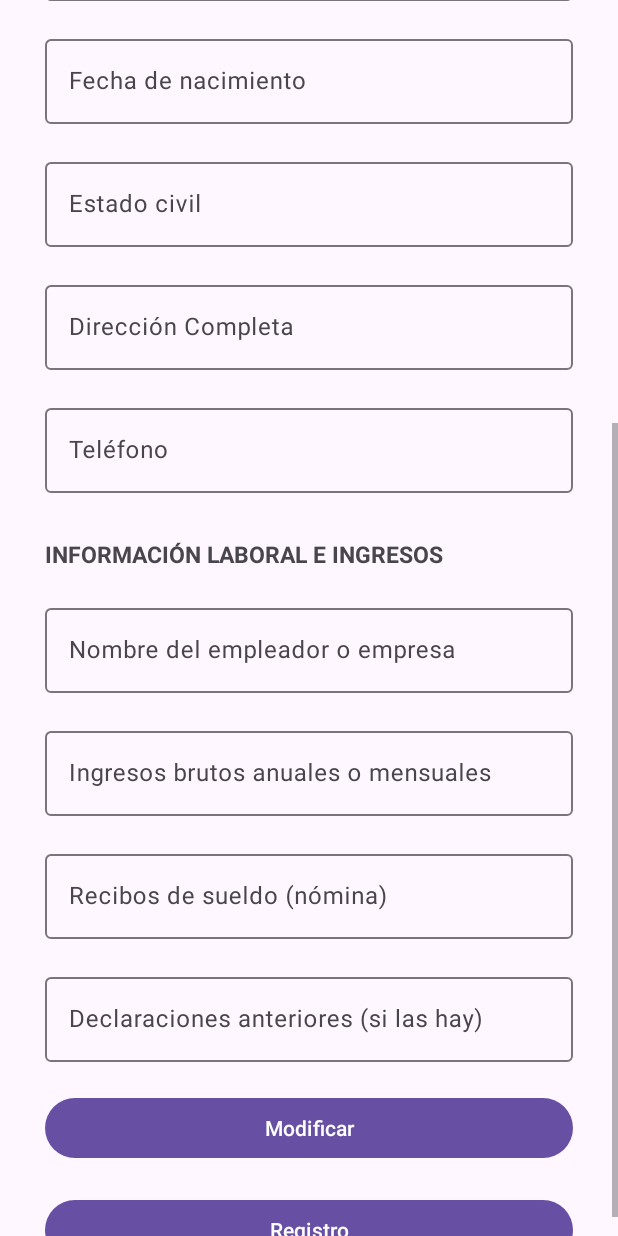
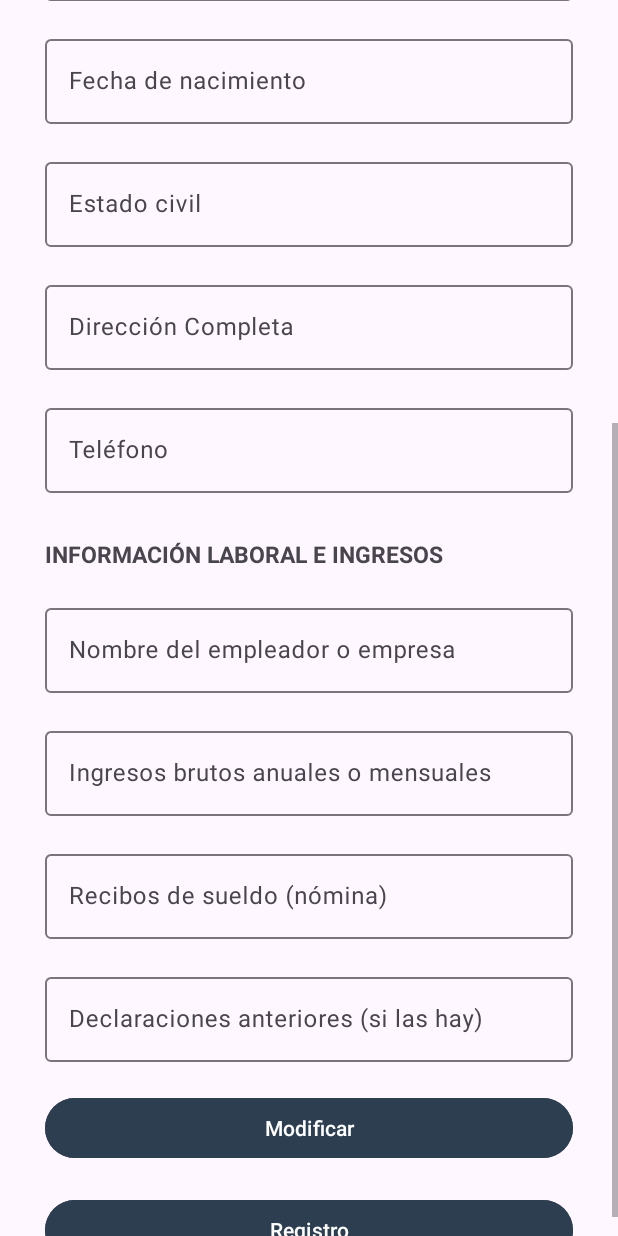
Before and after one commit to cHion7/AplicacionDeImpuestosDelTFG, an Android app: the RegistroRevision screen opened directly, with no data from a screen before it, scrolled down 439 dp, on a phone screen of 412 x 824 dp. Run offline under Robolectric (Android 15) with nearby library versions, the phone set to English and light mode, and no system bars; our stand-ins replace Firebase (no records; nobody signed in at launch, a user with empty details on screens opened directly).

Commit message:
Boton modificacion de registro

```diff
--- a/app/src/main/res/layout/activity_login.xml
+++ b/app/src/main/res/layout/activity_login.xml
@@ -86,6 +86,7 @@
             android:layout_width="match_parent"
             android:layout_height="wrap_content"
             android:layout_marginTop="50px"
+            android:backgroundTint="#2C3E50"
             android:text="Iniciar Sesión" />
 
         <TextView
@@ -101,6 +102,7 @@
             android:id="@+id/GoogleLogin"
             android:layout_width="match_parent"
             android:layout_height="wrap_content"
+            android:backgroundTint="#2C3E50"
             android:text="Google Login" />
 
     </LinearLayout>
--- a/app/src/main/res/layout/activity_registro.xml
+++ b/app/src/main/res/layout/activity_registro.xml
@@ -6,6 +6,7 @@
     android:layout_width="match_parent"
     android:layout_height="match_parent"
     android:layout_margin="30dp"
+    android:backgroundTint="#2C3E50"
     android:orientation="vertical"
     tools:context=".Registro">
 
@@ -73,6 +74,7 @@
         android:layout_width="wrap_content"
         android:layout_height="wrap_content"
         android:layout_marginTop="15dp"
+        android:backgroundTint="#2C3E50"
         android:text="Siguiente"
         android:textAlignment="center" />
 
--- a/app/src/main/res/layout/activity_registro1.xml
+++ b/app/src/main/res/layout/activity_registro1.xml
@@ -112,6 +112,7 @@
             android:layout_width="wrap_content"
             android:layout_height="wrap_content"
             android:layout_marginTop="20dp"
+            android:backgroundTint="#2C3E50"
             android:text="Siguiente"
             android:textAlignment="center" />
 
--- a/app/src/main/res/layout/activity_registro2.xml
+++ b/app/src/main/res/layout/activity_registro2.xml
@@ -83,6 +83,7 @@
             android:layout_width="wrap_content"
             android:layout_height="wrap_content"
             android:layout_marginTop="20dp"
+            android:backgroundTint="#2C3E50"
             android:text="Registro"
             android:textAlignment="center" />
 
--- a/app/src/main/res/layout/activity_registro_revision.xml
+++ b/app/src/main/res/layout/activity_registro_revision.xml
@@ -235,6 +235,7 @@
                 android:layout_width="match_parent"
                 android:layout_height="wrap_content"
                 android:layout_marginTop="20dp"
+                android:backgroundTint="#2C3E50"
                 android:text="Modificar"
                 android:textAlignment="center" />
 
@@ -242,6 +243,7 @@
                 android:id="@+id/btGuardarRegistro"
                 android:layout_width="match_parent"
                 android:layout_height="wrap_content"
+                android:backgroundTint="#2C3E50"
                 android:text="Guardar" />
 
             <Button
@@ -249,6 +251,7 @@
                 android:layout_width="match_parent"
                 android:layout_height="wrap_content"
                 android:layout_marginTop="20dp"
+                android:backgroundTint="#2C3E50"
                 android:text="Registro"
                 android:textAlignment="center" />
         </LinearLayout>
```
